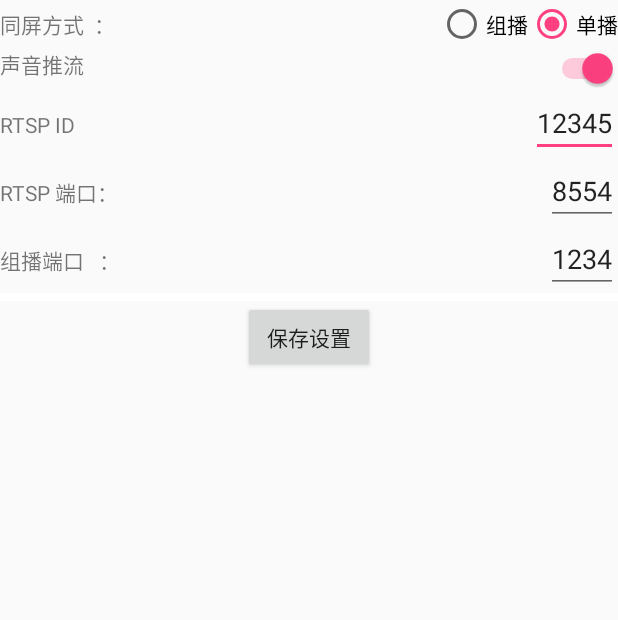
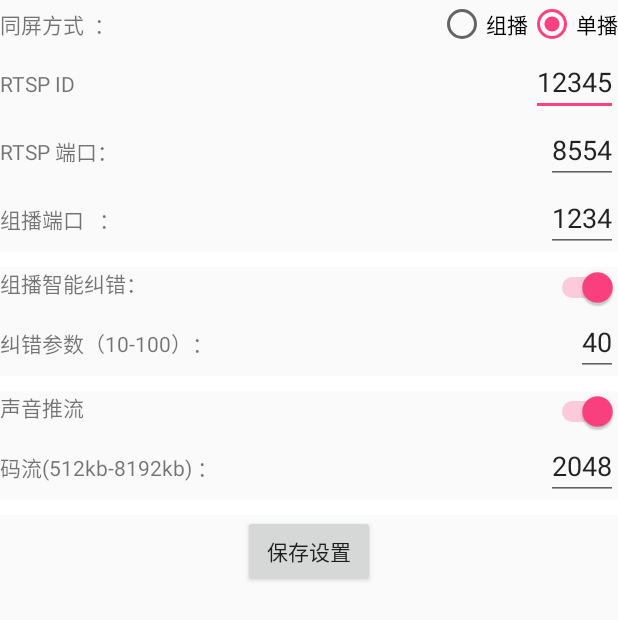
Before and after one commit to tsingsee/EasyScreenLive, an Android app: the SettingActivity screen opened directly, with no data from a screen before it, after a tap on "保存设置", on a phone screen of 412 x 824 dp. Shown: the top 620 px of the screen. Run offline under Robolectric (Android 15) with nearby library versions, the phone set to English and light mode, and no system bars; our stand-ins replace data binding; 2 other taps on this screen came first.

Commit message:
android 添加纠错及码流设置

```diff
--- a/EasyScreenLive-Android/EasyScreenLive/build.gradle
+++ b/EasyScreenLive-Android/EasyScreenLive/build.gradle
@@ -6,8 +6,8 @@ android {
         applicationId "org.easydarwin.easyscreenlive"
         minSdkVersion 21
         targetSdkVersion 26
-        versionCode 2
-        versionName "1.0.18.3.14"
+        versionCode 3
+        versionName "1.0.18.4.11"
         testInstrumentationRunner "android.support.test.runner.AndroidJUnitRunner"
         externalNativeBuild {
             cmake {
--- a/EasyScreenLive-Android/EasyScreenLive/src/main/java/org/easydarwin/easyscreenlive/config/Config.java
+++ b/EasyScreenLive-Android/EasyScreenLive/src/main/java/org/easydarwin/easyscreenlive/config/Config.java
@@ -35,6 +35,9 @@ public class Config {
     public static final String LIVE_TYPE_MULTICAST = "1";
     public static final String LIVE_TYPE_UNICAST   = "0";
 
+    private static final String LIVE_BIT_RATE = "live_bit_rate";
+    private static final String LIVE_FEC_ENABLE = "live_fec_enable";
+    private static final String LIVE_FEC_PARAM = "live_fec_param";
 
     public static void saveStringIntoPref(Context context, String key, String value) {
         SharedPreferences sharedPreferences = context.getSharedPreferences(CommonConstants.SP_NAME, MODE_PRIVATE);
@@ -51,6 +54,27 @@ public class Config {
         SharedPreferences sharedPreferences = context.getSharedPreferences(CommonConstants.SP_NAME, MODE_PRIVATE);
         String liveType = sharedPreferences.getString(Config.ENABLE_AUDIO_PUSH, "0");
         return liveType;
+    }
+
+    static public void saveEnablefec(Context context,String value) {
+        saveStringIntoPref(context, Config.LIVE_FEC_ENABLE,  value);
+    }
+
+    static public  String getEnablefec(Context context) {
+        SharedPreferences sharedPreferences = context.getSharedPreferences(CommonConstants.SP_NAME, MODE_PRIVATE);
+        String liveType = sharedPreferences.getString(Config.LIVE_FEC_ENABLE, "0");
+        return liveType;
+    }
+
+    static  public int getFecParam(Context context) {
+        SharedPreferences sharedPreferences = context.getSharedPreferences(CommonConstants.SP_NAME, MODE_PRIVATE);
+        String param = sharedPreferences.getString(Config.LIVE_FEC_PARAM, "40");
+        int fecParam = Integer.parseInt(param);
+        return fecParam;
+    }
+
+    static public void saveFecParam(Context context, int fecParam) {
+        saveStringIntoPref(context,Config.LIVE_FEC_PARAM, ""+fecParam);
     }
 
     static public void saveMulPort(Context context,String value ) {
@@ -100,4 +124,16 @@ public class Config {
         String url = "rtsp://"+ Util.getLocalIpAddress(context)+":"+strPort+"/"+strId;
         return url;
     }
+
+    static  public int getBitRate(Context context) {
+        SharedPreferences sharedPreferences = context.getSharedPreferences(CommonConstants.SP_NAME, MODE_PRIVATE);
+        String bitRate = sharedPreferences.getString(Config.LIVE_BIT_RATE, "2048");
+        int _bitRate = Integer.parseInt(bitRate);
+        return _bitRate;
+    }
+
+    static public void saveBitRate(Context context, int bitRate) {
+        saveStringIntoPref(context,Config.LIVE_BIT_RATE, ""+bitRate);
+    }
+
 }
--- a/EasyScreenLive-Android/EasyScreenLive/src/main/java/org/easydarwin/easyscreenlive/config/LiveRtspConfig.java
+++ b/EasyScreenLive-Android/EasyScreenLive/src/main/java/org/easydarwin/easyscreenlive/config/LiveRtspConfig.java
@@ -20,4 +20,7 @@ public class LiveRtspConfig {
     static public int      multicastPort = 0;
     static public int      multicastTTL  = 7;
     static public int      enableMulticast = 0;
+    static public int      bitRate=1024;
+    static public int      enableFec=0;
+    static public int      fecParam=40;
 }
--- a/EasyScreenLive-Android/EasyScreenLive/src/main/java/org/easydarwin/easyscreenlive/service/CapScreenService.java
+++ b/EasyScreenLive-Android/EasyScreenLive/src/main/java/org/easydarwin/easyscreenlive/service/CapScreenService.java
@@ -34,7 +34,6 @@ public class CapScreenService extends Service implements JniEasyScreenLive.IPCam
     private int windowWidth = 1280;
     private int windowHeight = 720;
     private int mFrameRate = 30;
-    private int mBitRate = 0;//4*1000*1000;
 
 
     public Context mContext;
@@ -73,13 +72,6 @@ public class CapScreenService extends Service implements JniEasyScreenLive.IPCam
     @Override
     public void onCreate() {
         super.onCreate();
-        if(mBitRate == 0) {
-            int bitrate = (int) (windowWidth * windowHeight * 20 * 2 * 0.05f);
-            if (windowWidth >= 1920 || windowHeight >= 1920) bitrate *= 0.3;
-            else if (windowWidth >= 1280 || windowHeight >= 1280) bitrate *= 0.4;
-            else if (windowWidth >= 720 || windowHeight >= 720) bitrate *= 0.6;
-            mBitRate = bitrate;
-        }
 
         easyVideoStreamCallback = this;
         easyAudioStreamCallback = this;
@@ -133,7 +125,8 @@ public class CapScreenService extends Service implements JniEasyScreenLive.IPCam
                         easyVideoSource = new EasyCameraCap(mContext, PusherFragment.mSurfaceView,
                                 android.hardware.Camera.CameraInfo.CAMERA_FACING_FRONT);
                     }
-                    ret = easyVideoSource.init(windowWidth, windowHeight, mFrameRate, mBitRate, easyVideoStreamCallback);
+                    ret = easyVideoSource.init(windowWidth, windowHeight, mFrameRate,
+                            LiveRtspConfig.bitRate, easyVideoStreamCallback);
                     if (ret < 0) {
                         Log.e(TAG, "init easyCamreaCap fail");
                         easyVideoSource.uninit();
@@ -161,7 +154,8 @@ public class CapScreenService extends Service implements JniEasyScreenLive.IPCam
                     }
 
                     easyVideoSource = new EasyScreenCap(mContext);
-                    ret = easyVideoSource.init(windowWidth, windowHeight, mFrameRate, mBitRate, easyVideoStreamCallback);
+                    ret = easyVideoSource.init(windowWidth, windowHeight, mFrameRate,
+                            LiveRtspConfig.bitRate, easyVideoStreamCallback);
                     if (ret < 0) {
                         PusherFragment.mResultIntent = null;
                         PusherFragment.mResultCode = 0;
@@ -217,6 +211,9 @@ public class CapScreenService extends Service implements JniEasyScreenLive.IPCam
         LiveRtspConfig.multicastIP      = "239.255.42.42";
         LiveRtspConfig.multicastPort    = Integer.parseInt(Config.getMulPort(this));
         LiveRtspConfig.multicastTTL     = 7;
+        LiveRtspConfig.bitRate          = Config.getBitRate(this)*1024;
+        LiveRtspConfig.enableFec        = Integer.parseInt(Config.getEnablefec(this));
+        LiveRtspConfig.fecParam         = Config.getFecParam(this);
 
 
         int ret = jniEasyScreenLive.startup(LiveRtspConfig.port,
@@ -224,7 +221,8 @@ public class CapScreenService extends Service implements JniEasyScreenLive.IPCam
                 "","", "",
                 0,mChannelId,LiveRtspConfig.strName.getBytes(),
                 LiveRtspConfig.enableMulticast, LiveRtspConfig.multicastIP,
-                LiveRtspConfig.multicastPort, LiveRtspConfig.multicastTTL);
+                LiveRtspConfig.multicastPort, LiveRtspConfig.multicastTTL,
+                LiveRtspConfig.enableFec,LiveRtspConfig.fecParam);
         if (ret == 0) {
             LiveRtspConfig.isRunning = true;
         } else if (ret != JniEasyScreenLive.EasyErrorCode.EASY_SDK_ACTIVE_FAIL){
--- a/EasyScreenLive-Android/EasyScreenLive/src/main/java/org/easydarwin/easyscreenlive/ui/player/PreviewActivity.java
+++ b/EasyScreenLive-Android/EasyScreenLive/src/main/java/org/easydarwin/easyscreenlive/ui/player/PreviewActivity.java
@@ -97,11 +97,11 @@ public class PreviewActivity extends AppCompatActivity implements TextureView.Su
 //            Client.TRANSTYPE_UDP : Client.TRANSTYPE_TCP
 //            mStreamRender.start(mUrl, mType, Client.EASY_SDK_VIDEO_FRAME_FLAG | Client.EASY_SDK_AUDIO_FRAME_FLAG, "", "", autoRecord ? new File(f, new SimpleDateFormat("yy-MM-dd HH:mm:ss").format(new Date()) + ".mp4").getPath() : null);
             if (pushType == 1) {
-//              组播
+//              单播
                 mStreamRender.start(playUrl, Client.TRANSTYPE_UDP,
                         Client.EASY_SDK_VIDEO_FRAME_FLAG | Client.EASY_SDK_AUDIO_FRAME_FLAG, "", "", null);
             } else {
-//              单播
+//              组播
                 mStreamRender.start(playUrl, Client.TRANSTYPE_UDP,
                         Client.EASY_SDK_VIDEO_FRAME_FLAG | Client.EASY_SDK_AUDIO_FRAME_FLAG, "", "", null);
             }
--- a/EasyScreenLive-Android/EasyScreenLive/src/main/java/org/easydarwin/easyscreenlive/ui/setting/SettingActivity.java
+++ b/EasyScreenLive-Android/EasyScreenLive/src/main/java/org/easydarwin/easyscreenlive/ui/setting/SettingActivity.java
@@ -17,6 +17,7 @@ public class SettingActivity extends AppCompatActivity implements View.OnClickLi
 
     boolean eanbleMulticast = false;
     boolean enableAudioPush = false;
+    boolean enableFec = false;
     private ActivitySettingBinding mBinding;
 
     @Override
@@ -27,11 +28,14 @@ public class SettingActivity extends AppCompatActivity implements View.OnClickLi
         mBinding.editRtspPort.setText(Config.getRtspPort(this));
         mBinding.editStreamId.setText(Config.getStreamName(this));
         mBinding.editMulticastPort.setText(Config.getMulPort(this));
+        mBinding.editBitRate.setText(""+Config.getBitRate(this));
+        mBinding.editFecParam.setText(""+Config.getFecParam(this));
 
         mBinding.buttonSave.setOnClickListener(this);
         mBinding.buttonMulticastType.setOnCheckedChangeListener(this);
         mBinding.buttonUnicastType.setOnCheckedChangeListener(this);
         mBinding.switchEnableAudio.setOnClickListener(this);
+        mBinding.switchEnableFec.setOnClickListener(this);
 
         if(Config.getLiveType(this).equals(Config.LIVE_TYPE_MULTICAST)) {
             eanbleMulticast = true;
@@ -48,6 +52,13 @@ public class SettingActivity extends AppCompatActivity implements View.OnClickLi
             enableAudioPush = false;
             mBinding.switchEnableAudio.setChecked(false);
         }
+        if(Config.getEnablefec(this).equals("1")) {
+            enableFec = true;
+            mBinding.switchEnableFec.setChecked(true);
+        } else {
+            enableFec = false;
+            mBinding.switchEnableFec.setChecked(false);
+        }
     }
 
     @Override
@@ -62,6 +73,13 @@ public class SettingActivity extends AppCompatActivity implements View.OnClickLi
                 break;
             case R.id.button_save:
                 saveConfig();
+                break;
+            case R.id.switch_enable_fec:
+                if(mBinding.switchEnableFec.isChecked()) {
+                    enableFec = true;
+                } else {
+                    enableFec = false;
+                }
                 break;
             default:
                 break;
@@ -91,6 +109,8 @@ public class SettingActivity extends AppCompatActivity implements View.OnClickLi
         Config.saveRtspPort(this, mBinding.editRtspPort.getText().toString());
         Config.saveStreamName(this, mBinding.editStreamId.getText().toString());
         Config.saveMulPort(this, mBinding.editMulticastPort.getText().toString());
+        Config.saveBitRate(this, Integer.parseInt(mBinding.editBitRate.getText().toString()));
+        Config.saveFecParam(this, Integer.parseInt(mBinding.editFecParam.getText().toString()));
 
         if (eanbleMulticast) {
             Config.saveLiveType(this, Config.LIVE_TYPE_MULTICAST);
@@ -102,5 +122,10 @@ public class SettingActivity extends AppCompatActivity implements View.OnClickLi
         } else {
             Config.saveEnableAudio(this,"0");
         }
+        if (enableFec) {
+            Config.saveEnablefec(this, "1");
+        } else {
+            Config.saveEnablefec(this,"0");
+        }
     }
 }
--- a/EasyScreenLive-Android/EasyScreenLive/src/main/res/layout/activity_setting.xml
+++ b/EasyScreenLive-Android/EasyScreenLive/src/main/res/layout/activity_setting.xml
@@ -35,25 +35,6 @@
                 android:text="单播"/>
         </RadioGroup>
         <LinearLayout
-            android:id="@+id/layout_enable_audio"
-            android:layout_width="match_parent"
-            android:layout_height="match_parent"
-            android:orientation="horizontal">
-            <TextView
-                android:id="@+id/text_eanble_audio"
-                android:layout_width="wrap_content"
-                android:layout_height="wrap_content"
-                android:layout_weight="1"
-                android:text="声音推流" />
-            <Switch
-                android:id="@+id/switch_enable_audio"
-                android:layout_width="wrap_content"
-                android:layout_height="wrap_content"
-                android:layout_gravity="right"
-                android:textOff="off"
-                android:textOn="on"/>
-        </LinearLayout>
-        <LinearLayout
             android:id="@+id/rtsp_id"
             android:layout_width="match_parent"
             android:layout_height="match_parent"
@@ -69,7 +50,7 @@
                 android:layout_width="wrap_content"
                 android:layout_height="wrap_content"
                 android:inputType="number"
-                android:text="test" />
+                android:text="12345" />
         </LinearLayout>
         <LinearLayout
             android:id="@+id/rtsp_prot"
@@ -109,7 +90,92 @@
         </LinearLayout>
         <ImageView
             android:layout_width="fill_parent"
-            android:layout_height="5dp"
+            android:layout_height="10dp"
+            android:background="#ffffff"
+            />
+        <LinearLayout
+            android:id="@+id/layout_enable_fec"
+            android:layout_width="match_parent"
+            android:layout_height="match_parent"
+            android:orientation="horizontal">
+            <TextView
+                android:id="@+id/text_enable_fec"
+                android:layout_width="wrap_content"
+                android:layout_height="wrap_content"
+                android:layout_weight="1"
+                android:text="组播智能纠错：" />
+            <Switch
+                android:id="@+id/switch_enable_fec"
+                android:layout_width="wrap_content"
+                android:layout_height="wrap_content"
+                android:layout_gravity="right"
+                android:textOff="off"
+                android:textOn="on"/>
+        </LinearLayout>
+        <LinearLayout
+            android:id="@+id/layout_fec_param"
+            android:layout_width="match_parent"
+            android:layout_height="match_parent"
+            android:orientation="horizontal">
+            <TextView
+                android:id="@+id/text_fec_param"
+                android:layout_width="wrap_content"
+                android:layout_height="wrap_content"
+                android:layout_weight="1"
+                android:text="纠错参数（10-100）：" />
+            <EditText
+                android:id="@+id/edit_fec_param"
+                android:layout_width="wrap_content"
+                android:layout_height="wrap_content"
+                android:inputType="number"
+                android:text="40" />
+        </LinearLayout>
+        <ImageView
+            android:layout_width="fill_parent"
+            android:layout_height="10dp"
+            android:background="#ffffff"
+            />
+        <LinearLayout
+            android:id="@+id/layout_enable_audio"
+            android:layout_width="match_parent"
+            android:layout_height="match_parent"
+            android:orientation="horizontal">
+            <TextView
+                android:id="@+id/text_eanble_audio"
+                android:layout_width="wrap_content"
+                android:layout_height="wrap_content"
+                android:layout_weight="1"
+                android:text="声音推流" />
+            <Switch
+                android:id="@+id/switch_enable_audio"
+                android:layout_width="wrap_content"
+                android:layout_height="wrap_content"
+                android:layout_gravity="right"
+                android:textOff="off"
+                android:textOn="on"/>
+        </LinearLayout>
+
+        <LinearLayout
+            android:id="@+id/bit_rate"
+            android:layout_width="match_parent"
+            android:layout_height="match_parent"
+            android:orientation="horizontal">
+            <TextView
+                android:id="@+id/text_bit_rate"
+                android:layout_width="wrap_content"
+                android:layout_height="wrap_content"
+                android:layout_weight="1"
+                android:text="码流(512kb-8192kb) ：" />
+            <EditText
+                android:id="@+id/edit_bit_rate"
+                android:inputType="number"
+                android:layout_width="wrap_content"
+                android:layout_height="wrap_content"
+                android:text="2048" />
+        </LinearLayout>
+        <ImageView
+            android:layout_width="fill_parent"
+            android:layout_height="10dp"
             android:background="#ffffff"
             />
     </LinearLayout>
--- a/EasyScreenLive-Android/rtspservice/src/main/java/org/easydarwin/rtspservice/JniEasyScreenLive.java
+++ b/EasyScreenLive-Android/rtspservice/src/main/java/org/easydarwin/rtspservice/JniEasyScreenLive.java
@@ -101,7 +101,8 @@ public class JniEasyScreenLive {
     /* 启动 Rtsp Server */
     public native int startup(int listenport, int authType, String realm, String username, String password,
                               int userptr,int channelid, byte[] channelinfo,
-                              int enableMulticast, String MulticastIp, int MulticastPort, int ttl);
+                              int enableMulticast, String MulticastIp, int MulticastPort, int ttl,
+                              int enableFec, int fecParam);
 
     /* 终止 Rtsp Server */
     public native int shutdown();
```
Also changed, not shown: 2 other files.
